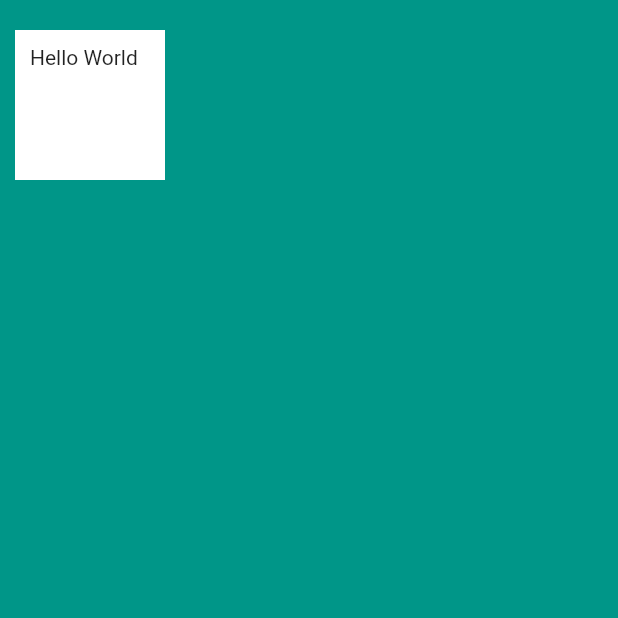
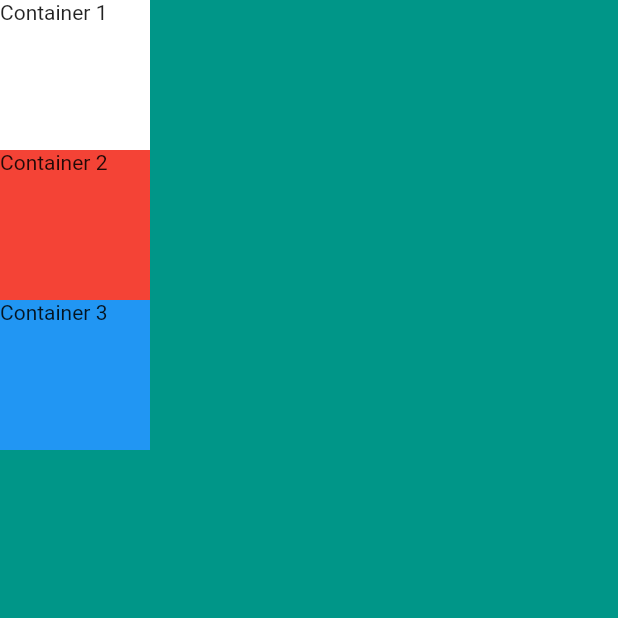
Before and after one commit to iamsaqibs/My-Business-Card, a Flutter app: the screen it shows after launch, on a phone screen of 412 x 824 dp, the top half of it. Run offline on Flutter 3.47's test engine with Material 2 defaults, Android fonts, the phone set to English and light mode, and no system bars.

Commit message:
Multi child widget column practice

```diff
--- a/lib/main.dart
+++ b/lib/main.dart
@@ -9,16 +9,31 @@ class MyApp extends StatelessWidget {
       home: Scaffold(
         backgroundColor: Colors.teal,
         body: SafeArea(
-          child: Container(
-            color: Colors.white,
-            height: 100.0,
-            width: 100.0,
-            margin: EdgeInsets.fromLTRB(10, 20, 30, 40),
-            padding: EdgeInsets.all(10),
-            child: Text('Hello World'),
+            child: Column(
+              mainAxisSize: MainAxisSize.min,
+              children: <Widget>[
+                Container(
+                  height: 100,
+                  width: 100,
+                  color: Colors.white,
+                  child: Text('Container 1'),
+                ),
+                Container(
+                  height: 100,
+                  width: 100,
+                  color: Colors.red,
+                  child: Text('Container 2'),
+                ),
+                Container(
+                  height: 100,
+                  width: 100,
+                  child: Text('Container 3'),
+                  color: Colors.blue,
+                )
+              ],
+            ),
           ),
         ),
-      ),
-    );
+      );
   }
 }
```
